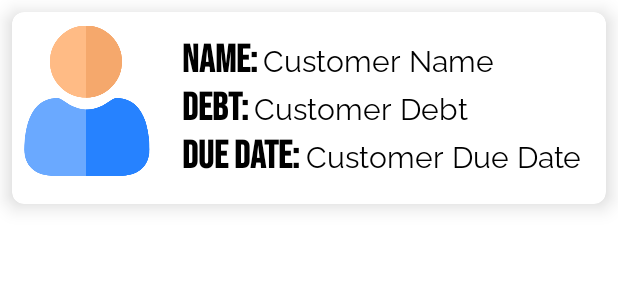
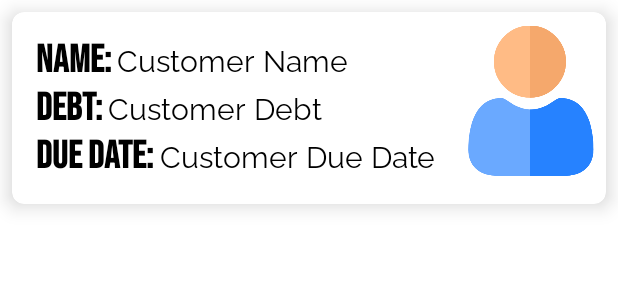
Before and after one commit to Giwithx/Debtabase, an Android app: the layout cus_list_item.xml on its own in the app's theme, with its tools: preview values and no code run, on a phone screen of 412 x 824 dp. Shown: the top 300 px of the screen. Run offline under Robolectric (Android 15) with nearby library versions, the phone set to English and light mode, and no system bars.

Commit message:
Version 1.5.0 - Debtabase is fully functional

```diff
--- a/app/src/main/res/layout/cus_list_item.xml
+++ b/app/src/main/res/layout/cus_list_item.xml
@@ -10,23 +10,24 @@
     <LinearLayout
         android:layout_width="wrap_content"
         android:layout_height="wrap_content"
-        android:gravity="left"
-        android:layout_gravity="left"
+        android:gravity="end"
+        android:layout_gravity="end"
         android:orientation="horizontal">
 
         <ImageView
             android:layout_width="100dp"
             android:layout_height="118dp"
-            android:src="@drawable/user" />
+            android:src="@drawable/user"
+            android:contentDescription="TODO" />
 
     </LinearLayout>
 
     <LinearLayout
         android:layout_width="wrap_content"
         android:layout_height="wrap_content"
-        android:gravity="right"
+        android:gravity="start"
         android:padding="16dp"
-        android:layout_gravity="right"
+        android:layout_gravity="start"
         android:orientation="vertical">
 
 
```
